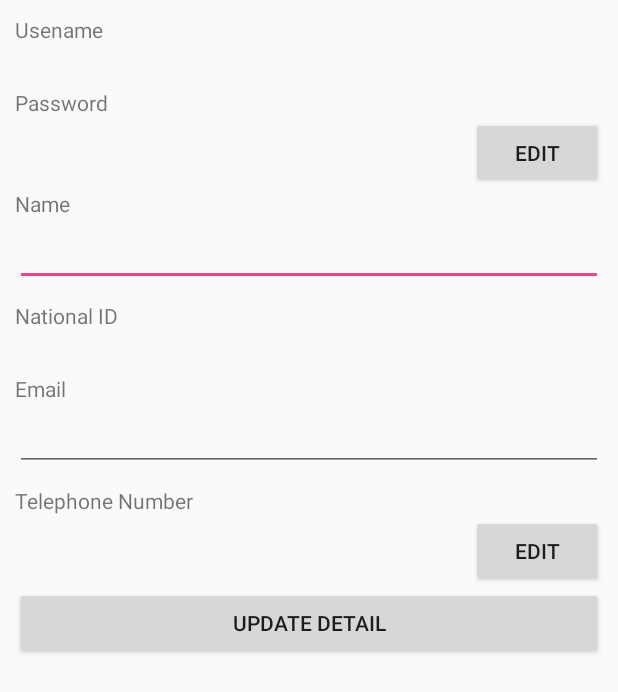
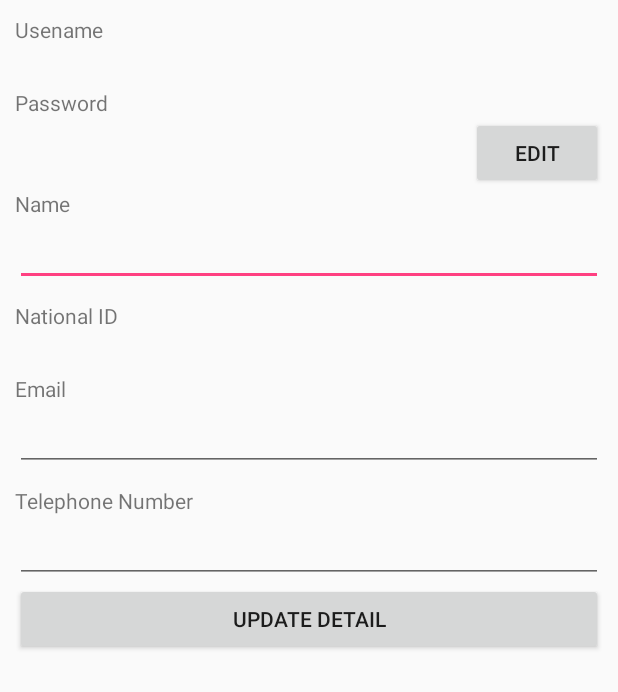
Before and after one commit to paratab/Proj_ImgApp, an Android app: the UserDetailEdit screen opened directly, with no data from a screen before it, on a phone screen of 412 x 824 dp. Shown: the top 692 px of the screen. Run offline under Robolectric (Android 15) with nearby library versions, the phone set to English and light mode, and no system bars; 1 statement that could not run was skipped.

```diff
--- a/app/src/main/res/layout/content_user_detail_edit.xml
+++ b/app/src/main/res/layout/content_user_detail_edit.xml
@@ -84,28 +84,17 @@
     <TextView
         android:layout_width="wrap_content"
         android:layout_height="wrap_content"
-        android:text="Telephone Number" />
+        android:text="Telephone Number"
+        android:inputType="number" />
 
-    <RelativeLayout
+
+    <EditText
+        android:id="@+id/edtPhone"
         android:layout_width="match_parent"
-        android:layout_height="wrap_content">
+        android:layout_height="wrap_content"
+        android:layout_toStartOf="@+id/btChangePhone" />
 
-        <TextView
-            android:id="@+id/edtPhone"
-            android:layout_width="match_parent"
-            android:layout_height="wrap_content"
-            android:layout_centerVertical="true"
-            android:layout_toStartOf="@+id/btChangePhone" />
 
-        <Button
-            android:id="@+id/btChangePhone"
-            android:layout_width="wrap_content"
-            android:layout_height="wrap_content"
-            android:text="Edit"
-            android:layout_alignTop="@+id/edtPhone"
-            android:layout_alignParentEnd="true" />
-
-    </RelativeLayout>
 
     <Button
         android:id="@+id/btUpdate"
```
